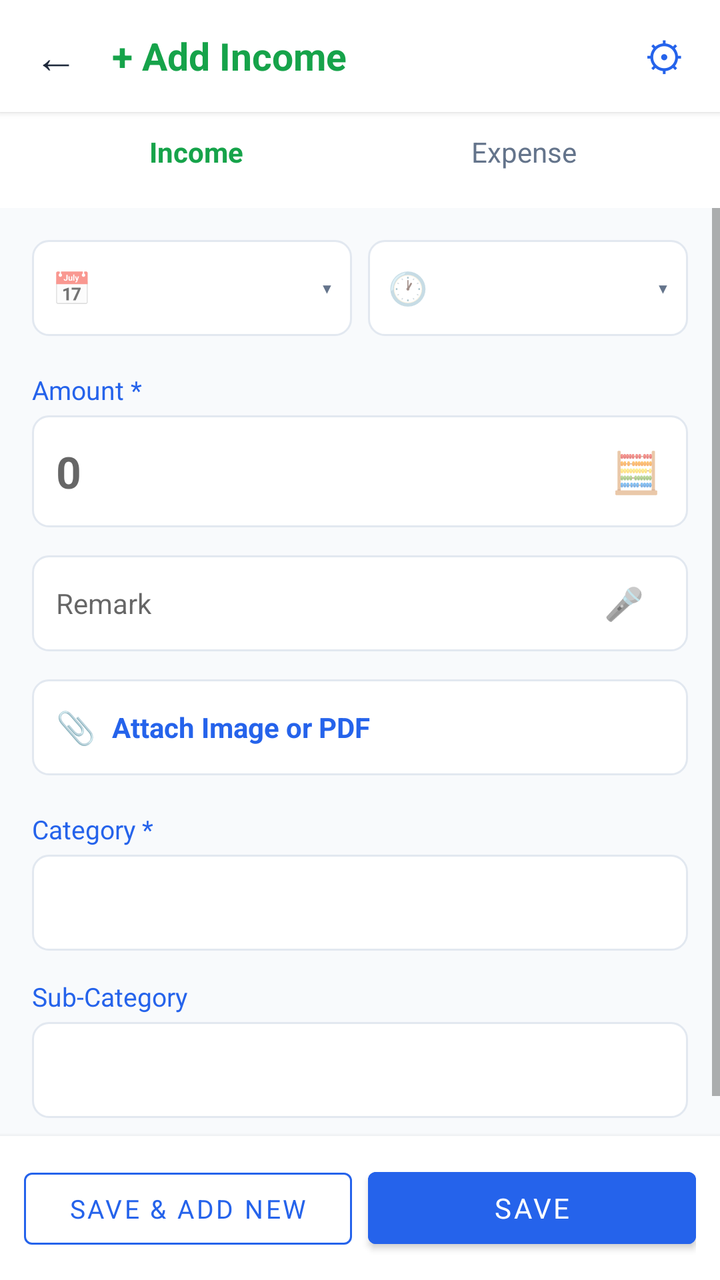
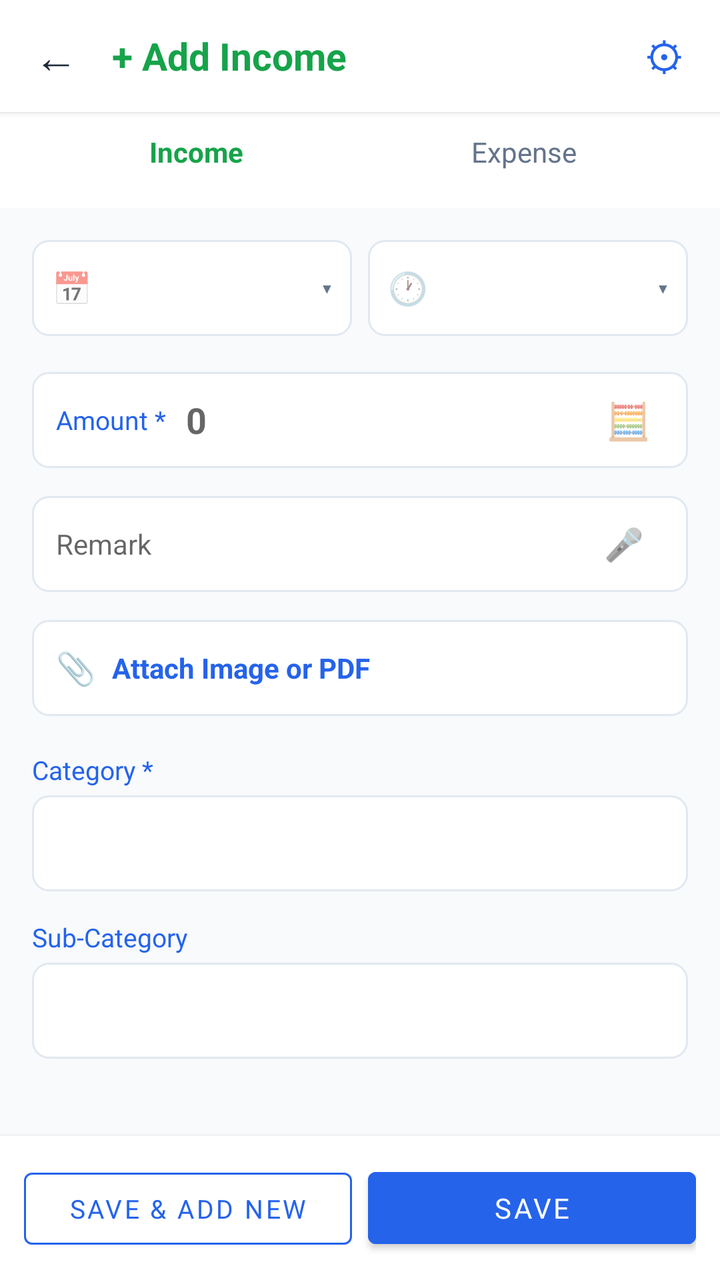

Before-and-after screenshots of an Android layout around one commit, followed by the original layout XML and the change that was made.
<!-- AndroidManifest.xml: application theme Theme.ExpenseOS -->
<!-- res/layout/activity_transaction_entry.xml -->
<?xml version="1.0" encoding="utf-8"?>
<LinearLayout xmlns:android="http://schemas.android.com/apk/res/android"
    xmlns:app="http://schemas.android.com/apk/res-auto"
    android:layout_width="match_parent"
    android:layout_height="match_parent"
    android:background="@color/background"
    android:orientation="vertical">

    
    <LinearLayout
        android:layout_width="match_parent"
        android:layout_height="56dp"
        android:background="@color/surface"
        android:elevation="2dp"
        android:gravity="center_vertical"
        android:orientation="horizontal"
        android:paddingHorizontal="4dp">

        <TextView
            android:id="@+id/btnBack"
            android:layout_width="48dp"
            android:layout_height="48dp"
            android:background="?attr/selectableItemBackgroundBorderless"
            android:gravity="center"
            android:text="←"
            android:textColor="@color/text_primary"
            android:textSize="22sp" />

        <TextView
            android:id="@+id/tvTitle"
            android:layout_width="0dp"
            android:layout_height="wrap_content"
            android:layout_weight="1"
            android:paddingStart="4dp"
            android:text="+ Add Income"
            android:textColor="@color/green"
            android:textSize="19sp"
            android:textStyle="bold" />

        <TextView
            android:id="@+id/btnFieldSettings"
            android:layout_width="48dp"
            android:layout_height="48dp"
            android:background="?attr/selectableItemBackgroundBorderless"
            android:gravity="center"
            android:text="⚙"
            android:textColor="@color/primary"
            android:textSize="20sp" />
    </LinearLayout>

    
    <LinearLayout
        android:layout_width="match_parent"
        android:layout_height="48dp"
        android:background="@color/surface"
        android:orientation="horizontal"
        android:paddingHorizontal="16dp"
        android:paddingBottom="8dp">

        <TextView
            android:id="@+id/tabIncome"
            android:layout_width="0dp"
            android:layout_height="match_parent"
            android:layout_weight="1"
            android:background="?attr/selectableItemBackground"
            android:gravity="center"
            android:text="Income"
            android:textColor="@color/green"
            android:textStyle="bold" />

        <TextView
            android:id="@+id/tabExpense"
            android:layout_width="0dp"
            android:layout_height="match_parent"
            android:layout_weight="1"
            android:background="?attr/selectableItemBackground"
            android:gravity="center"
            android:text="Expense"
            android:textColor="@color/text_secondary" />
    </LinearLayout>

    <ScrollView
        android:layout_width="match_parent"
        android:layout_height="0dp"
        android:layout_weight="1">

        <LinearLayout
            android:layout_width="match_parent"
            android:layout_height="wrap_content"
            android:orientation="vertical"
            android:padding="16dp">

            
            <LinearLayout
                android:layout_width="match_parent"
                android:layout_height="wrap_content"
                android:orientation="horizontal">

                <LinearLayout
                    android:id="@+id/boxDate"
                    android:layout_width="0dp"
                    android:layout_height="48dp"
                    android:layout_weight="1"
                    android:layout_marginEnd="8dp"
                    android:background="@drawable/bg_input_box"
                    android:clickable="true"
                    android:focusable="true"
                    android:gravity="center_vertical"
                    android:orientation="horizontal"
                    android:paddingHorizontal="10dp">

                    <TextView
                        android:layout_width="wrap_content"
                        android:layout_height="wrap_content"
                        android:layout_marginEnd="6dp"
                        android:text="📅"
                        android:textSize="16sp" />

                    <TextView
                        android:id="@+id/tvDate"
                        android:layout_width="0dp"
                        android:layout_height="wrap_content"
                        android:layout_weight="1"
                        android:textColor="@color/text_primary"
                        android:textSize="14sp" />

                    <TextView
                        android:layout_width="wrap_content"
                        android:layout_height="wrap_content"
                        android:text="▾"
                        android:textColor="@color/text_secondary" />
                </LinearLayout>

                <LinearLayout
                    android:id="@+id/boxTime"
                    android:layout_width="0dp"
                    android:layout_height="48dp"
                    android:layout_weight="1"
                    android:background="@drawable/bg_input_box"
                    android:clickable="true"
                    android:focusable="true"
                    android:gravity="center_vertical"
                    android:orientation="horizontal"
                    android:paddingHorizontal="10dp">

                    <TextView
                        android:layout_width="wrap_content"
                        android:layout_height="wrap_content"
                        android:layout_marginEnd="6dp"
                        android:text="🕐"
                        android:textSize="16sp" />

                    <TextView
                        android:id="@+id/tvTime"
                        android:layout_width="0dp"
                        android:layout_height="wrap_content"
                        android:layout_weight="1"
                        android:textColor="@color/text_primary"
                        android:textSize="14sp" />

                    <TextView
                        android:layout_width="wrap_content"
                        android:layout_height="wrap_content"
                        android:text="▾"
                        android:textColor="@color/text_secondary" />
                </LinearLayout>
            </LinearLayout>

            
            <TextView
                android:layout_width="wrap_content"
                android:layout_height="wrap_content"
                android:layout_marginTop="18dp"
                android:text="Amount *"
                android:textColor="@color/primary"
                android:textSize="13sp" />

            <FrameLayout
                android:layout_width="match_parent"
                android:layout_height="56dp"
                android:layout_marginTop="4dp">

                <EditText
                    android:id="@+id/etAmount"
                    android:layout_width="match_parent"
                    android:layout_height="match_parent"
                    android:background="@drawable/bg_input_box"
                    android:hint="0"
                    android:inputType="numberDecimal"
                    android:paddingStart="12dp"
                    android:paddingEnd="52dp"
                    android:textColor="@color/green"
                    android:textSize="22sp"
                    android:textStyle="bold" />

                <TextView
                    android:id="@+id/btnCalculator"
                    android:layout_width="40dp"
                    android:layout_height="40dp"
                    android:layout_gravity="end|center_vertical"
                    android:layout_marginEnd="6dp"
                    android:background="?attr/selectableItemBackgroundBorderless"
                    android:clickable="true"
                    android:focusable="true"
                    android:gravity="center"
                    android:text="🧮"
                    android:textSize="20sp" />
            </FrameLayout>

            
            <LinearLayout
                android:layout_width="match_parent"
                android:layout_height="wrap_content"
                android:layout_marginTop="14dp"
                android:background="@drawable/bg_input_box"
                android:gravity="center_vertical"
                android:orientation="horizontal"
                android:paddingHorizontal="12dp">

                <EditText
                    android:id="@+id/etNote"
                    android:layout_width="0dp"
                    android:layout_height="wrap_content"
                    android:layout_weight="1"
                    android:background="@null"
                    android:hint="Remark"
                    android:minHeight="48dp"
                    android:textColor="@color/text_primary"
                    android:textSize="14sp" />

                <TextView
                    android:id="@+id/btnMic"
                    android:layout_width="40dp"
                    android:layout_height="40dp"
                    android:background="?attr/selectableItemBackgroundBorderless"
                    android:gravity="center"
                    android:text="🎤"
                    android:textSize="16sp" />
            </LinearLayout>

            
            <LinearLayout
                android:id="@+id/btnAttach"
                android:layout_width="match_parent"
                android:layout_height="48dp"
                android:layout_marginTop="14dp"
                android:background="@drawable/bg_input_box"
                android:clickable="true"
                android:focusable="true"
                android:gravity="center_vertical"
                android:orientation="horizontal"
                android:paddingHorizontal="12dp">

                <TextView
                    android:layout_width="wrap_content"
                    android:layout_height="wrap_content"
                    android:layout_marginEnd="8dp"
                    android:text="📎"
                    android:textSize="16sp" />

                <TextView
                    android:layout_width="wrap_content"
                    android:layout_height="wrap_content"
                    android:text="Attach Image or PDF"
                    android:textColor="@color/primary"
                    android:textStyle="bold" />
            </LinearLayout>

            
            <LinearLayout
                android:id="@+id/attachmentList"
                android:layout_width="match_parent"
                android:layout_height="wrap_content"
                android:orientation="vertical" />

            
            <TextView
                android:layout_width="wrap_content"
                android:layout_height="wrap_content"
                android:layout_marginTop="18dp"
                android:text="Category *"
                android:textColor="@color/primary"
                android:textSize="13sp" />

            <Spinner
                android:id="@+id/spCategory"
                android:layout_width="match_parent"
                android:layout_height="48dp"
                android:layout_marginTop="4dp"
                android:background="@drawable/bg_input_box"
                android:paddingHorizontal="10dp" />

            
            <TextView
                android:id="@+id/tvSubCategoryLabel"
                android:layout_width="wrap_content"
                android:layout_height="wrap_content"
                android:layout_marginTop="14dp"
                android:text="Sub-Category"
                android:textColor="@color/primary"
                android:textSize="13sp" />

            <Spinner
                android:id="@+id/spSubCategory"
                android:layout_width="match_parent"
                android:layout_height="48dp"
                android:layout_marginTop="4dp"
                android:background="@drawable/bg_input_box"
                android:paddingHorizontal="10dp" />

            
            <LinearLayout
                android:id="@+id/customFieldsContainer"
                android:layout_width="match_parent"
                android:layout_height="wrap_content"
                android:layout_marginBottom="14dp"
                android:orientation="vertical" />

        </LinearLayout>
    </ScrollView>

    
    <LinearLayout
        android:layout_width="match_parent"
        android:layout_height="wrap_content"
        android:background="@color/surface"
        android:elevation="4dp"
        android:orientation="horizontal"
        android:padding="12dp">

        
        <com.google.android.material.button.MaterialButton
            android:id="@+id/btnSaveAddNew"
            style="@style/Widget.MaterialComponents.Button.OutlinedButton"
            android:layout_width="0dp"
            android:layout_height="48dp"
            android:layout_marginEnd="8dp"
            android:layout_weight="1"
            android:text="SAVE &amp; ADD NEW"
            android:textColor="@color/primary"
            android:textSize="13sp"
            app:backgroundTint="@color/surface"
            app:strokeColor="@color/primary"
            app:strokeWidth="1dp" />

        <Button
            android:id="@+id/btnSave"
            android:layout_width="0dp"
            android:layout_height="48dp"
            android:layout_weight="1"
            android:backgroundTint="@color/primary"
            android:text="SAVE"
            android:textColor="#FFFFFF" />
    </LinearLayout>

</LinearLayout>
<!-- resources referenced by this layout -->
<resources>
  <color name="background">#F8FAFC</color>
  <color name="green">#16A34A</color>
  <color name="primary">#2563EB</color>
  <color name="surface">#FFFFFF</color>
  <color name="text_primary">#1E293B</color>
  <color name="text_secondary">#64748B</color>
  <!-- drawable bg_input_box (drawable) -->
  <?xml version="1.0" encoding="utf-8"?>
  <shape xmlns:android="http://schemas.android.com/apk/res/android"
      android:shape="rectangle">
      <corners android:radius="8dp" />
      <stroke
          android:width="1dp"
          android:color="@color/border" />
      <solid android:color="@color/bg_card" />
  </shape>
  <style name="Theme.ExpenseOS" parent="Theme.MaterialComponents.Light.NoActionBar">
          <item name="colorPrimary">@color/primary</item>
          <item name="colorPrimaryDark">@color/primary_dark</item>
          <item name="colorAccent">@color/primary</item>
          <item name="android:windowBackground">@color/bg</item>
          <item name="android:fontFamily">sans-serif</item>
          <item name="android:statusBarColor">@color/primary_dark</item>
      </style>
  <color name="border">#E2E8F0</color>
  <color name="bg_card">#FFFFFF</color>
  <color name="primary_dark">#1D4ED8</color>
  <color name="bg">#F8FAFC</color>
</resources>

<!-- the commit's change to res/layout/activity_transaction_entry.xml (unified diff, before → after) -->
@@ -167,45 +167,45 @@
             </LinearLayout>
 
             
-            <TextView
-                android:layout_width="wrap_content"
-                android:layout_height="wrap_content"
+            <LinearLayout
+                android:id="@+id/boxAmount"
+                android:layout_width="match_parent"
+                android:layout_height="48dp"
                 android:layout_marginTop="18dp"
-                android:text="Amount *"
-                android:textColor="@color/primary"
-                android:textSize="13sp" />
-
-            <FrameLayout
-                android:layout_width="match_parent"
-                android:layout_height="56dp"
-                android:layout_marginTop="4dp">
+                android:background="@drawable/bg_input_box"
+                android:gravity="center_vertical"
+                android:orientation="horizontal"
+                android:paddingHorizontal="12dp">
+
+                <TextView
+                    android:layout_width="wrap_content"
+                    android:layout_height="wrap_content"
+                    android:text="Amount *"
+                    android:textColor="@color/primary"
+                    android:textSize="13sp" />
 
                 <EditText
                     android:id="@+id/etAmount"
-                    android:layout_width="match_parent"
-                    android:layout_height="match_parent"
-                    android:background="@drawable/bg_input_box"
+                    android:layout_width="0dp"
+                    android:layout_height="wrap_content"
+                    android:layout_marginStart="10dp"
+                    android:layout_weight="1"
+                    android:background="@null"
                     android:hint="0"
                     android:inputType="numberDecimal"
-                    android:paddingStart="12dp"
-                    android:paddingEnd="52dp"
                     android:textColor="@color/green"
-                    android:textSize="22sp"
+                    android:textSize="18sp"
                     android:textStyle="bold" />
 
                 <TextView
-                    android:id="@+id/btnCalculator"
-                    android:layout_width="40dp"
-                    android:layout_height="40dp"
-                    android:layout_gravity="end|center_vertical"
-                    android:layout_marginEnd="6dp"
+                    android:id="@+id/btnCalc"
+                    android:layout_width="36dp"
+                    android:layout_height="36dp"
                     android:background="?attr/selectableItemBackgroundBorderless"
-                    android:clickable="true"
-                    android:focusable="true"
                     android:gravity="center"
                     android:text="🧮"
-                    android:textSize="20sp" />
-            </FrameLayout>
+                    android:textSize="18sp" />
+            </LinearLayout>
 
             
             <LinearLayout
